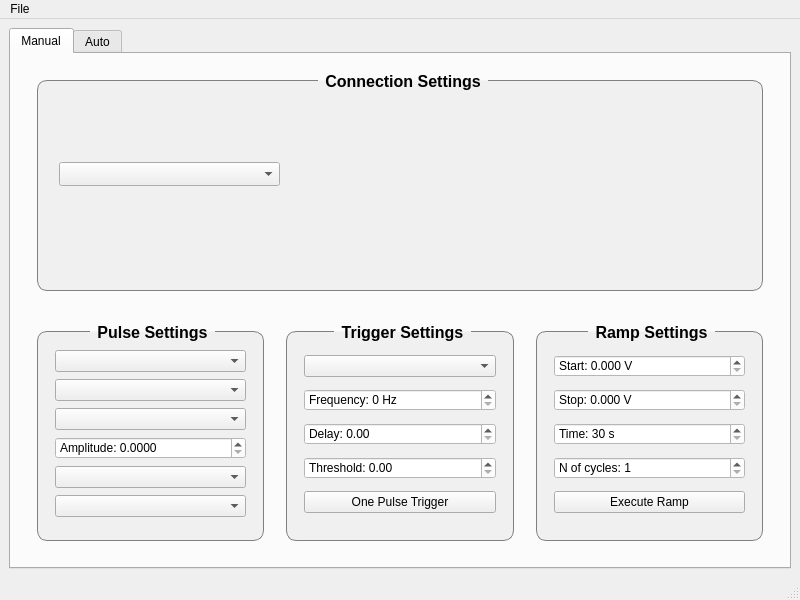
The window that design.ui (muchnoi/BNC-PB-5) describes before a commit, drawn with Qt 5.
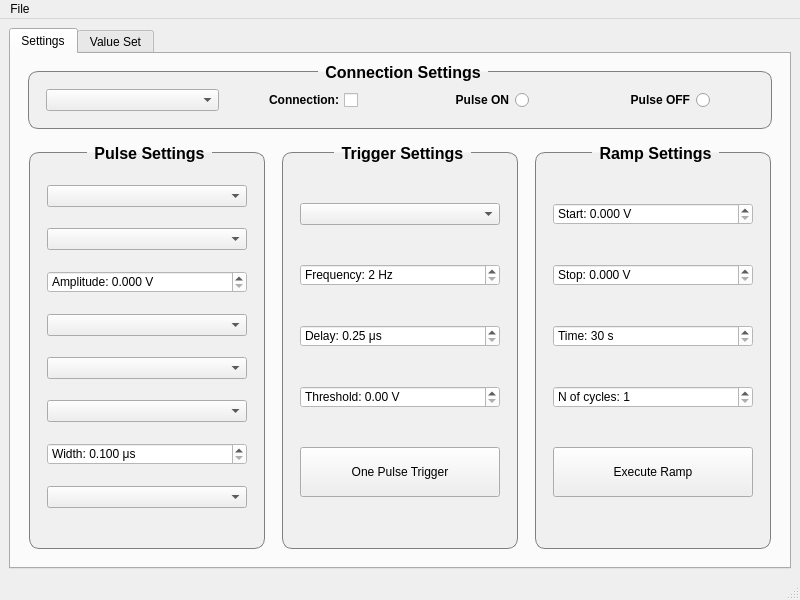
The same window after the commit. The open tabs and pages were chosen to show the change.

```diff
--- a/design.ui
+++ b/design.ui
@@ -28,33 +28,101 @@
       </property>
       <widget class="QWidget" name="tab">
        <attribute name="title">
-        <string>Manual</string>
+        <string>Settings</string>
        </attribute>
        <layout class="QVBoxLayout" name="verticalLayout_5">
         <item>
-         <widget class="QFrame" name="frame">
-          <property name="frameShape">
-           <enum>QFrame::NoFrame</enum>
+         <widget class="QGroupBox" name="groupBox">
+          <property name="sizePolicy">
+           <sizepolicy hsizetype="Preferred" vsizetype="Maximum">
+            <horstretch>0</horstretch>
+            <verstretch>0</verstretch>
+           </sizepolicy>
           </property>
-          <property name="frameShadow">
-           <enum>QFrame::Plain</enum>
+          <property name="title">
+           <string>Connection Settings</string>
           </property>
-          <layout class="QVBoxLayout" name="verticalLayout_6">
+          <layout class="QHBoxLayout" name="horizontalLayout_3">
            <item>
-            <widget class="QGroupBox" name="groupBox">
-             <property name="title">
-              <string>Connection Settings</string>
+            <widget class="QComboBox" name="SerialPortBox">
+             <property name="sizePolicy">
+              <sizepolicy hsizetype="Preferred" vsizetype="Fixed">
+               <horstretch>0</horstretch>
+               <verstretch>0</verstretch>
+              </sizepolicy>
              </property>
-             <widget class="QComboBox" name="SerialPortBox">
-              <property name="geometry">
-               <rect>
-                <x>30</x>
-                <y>90</y>
-                <width>221</width>
-                <height>24</height>
-               </rect>
-              </property>
-             </widget>
+             <property name="font">
+              <font>
+               <weight>75</weight>
+               <bold>true</bold>
+              </font>
+             </property>
+            </widget>
+           </item>
+           <item alignment="Qt::AlignHCenter">
+            <widget class="QCheckBox" name="ConnectCheckBox">
+             <property name="sizePolicy">
+              <sizepolicy hsizetype="Preferred" vsizetype="Fixed">
+               <horstretch>0</horstretch>
+               <verstretch>0</verstretch>
+              </sizepolicy>
+             </property>
+             <property name="font">
+              <font>
+               <weight>75</weight>
+               <bold>true</bold>
+              </font>
+             </property>
+             <property name="layoutDirection">
+              <enum>Qt::RightToLeft</enum>
+             </property>
+             <property name="text">
+              <string>Connection:</string>
+             </property>
+            </widget>
+           </item>
+           <item alignment="Qt::AlignHCenter">
+            <widget class="QRadioButton" name="PulseOnButton">
+             <property name="sizePolicy">
+              <sizepolicy hsizetype="Preferred" vsizetype="Fixed">
+               <horstretch>0</horstretch>
+               <verstretch>0</verstretch>
+              </sizepolicy>
+             </property>
+             <property name="font">
+              <font>
+               <weight>75</weight>
+               <bold>true</bold>
+              </font>
+             </property>
+             <property name="layoutDirection">
+              <enum>Qt::RightToLeft</enum>
+             </property>
+             <property name="text">
+              <string>Pulse ON</string>
+             </property>
+            </widget>
+           </item>
+           <item alignment="Qt::AlignHCenter">
+            <widget class="QRadioButton" name="PulseOffButton">
+             <property name="sizePolicy">
+              <sizepolicy hsizetype="Preferred" vsizetype="Fixed">
+               <horstretch>0</horstretch>
+               <verstretch>0</verstretch>
+              </sizepolicy>
+             </property>
+             <property name="font">
+              <font>
+               <weight>75</weight>
+               <bold>true</bold>
+              </font>
+             </property>
+             <property name="layoutDirection">
+              <enum>Qt::RightToLeft</enum>
+             </property>
+             <property name="text">
+              <string>Pulse OFF</string>
+             </property>
             </widget>
            </item>
           </layout>
@@ -69,6 +137,21 @@
            <enum>QFrame::Plain</enum>
           </property>
           <layout class="QHBoxLayout" name="horizontalLayout">
+           <property name="spacing">
+            <number>1</number>
+           </property>
+           <property name="leftMargin">
+            <number>1</number>
+           </property>
+           <property name="topMargin">
+            <number>1</number>
+           </property>
+           <property name="rightMargin">
+            <number>1</number>
+           </property>
+           <property name="bottomMargin">
+            <number>1</number>
+           </property>
            <item>
             <widget class="QGroupBox" name="PulseGroupBox">
              <property name="title">
@@ -79,18 +162,21 @@
                <widget class="QComboBox" name="PolarityBox"/>
               </item>
               <item>
-               <widget class="QComboBox" name="RiseTimeBox"/>
-              </item>
-              <item>
-               <widget class="QComboBox" name="FallTimeBox"/>
+               <widget class="QComboBox" name="AttenuateBox"/>
               </item>
               <item>
                <widget class="QDoubleSpinBox" name="AmplitudeBox">
+                <property name="layoutDirection">
+                 <enum>Qt::LeftToRight</enum>
+                </property>
                 <property name="prefix">
                  <string>Amplitude: </string>
                 </property>
+                <property name="suffix">
+                 <string> V</string>
+                </property>
                 <property name="decimals">
-                 <number>4</number>
+                 <number>3</number>
                 </property>
                 <property name="maximum">
                  <double>10.000000000000000</double>
@@ -101,7 +187,32 @@
                </widget>
               </item>
               <item>
-               <widget class="QComboBox" name="AttenuationBox"/>
+               <widget class="QComboBox" name="PulseTopBox"/>
+              </item>
+              <item>
+               <widget class="QComboBox" name="RiseTimeBox"/>
+              </item>
+              <item>
+               <widget class="QComboBox" name="FallTimeBox"/>
+              </item>
+              <item>
+               <widget class="QDoubleSpinBox" name="WidthBox">
+                <property name="prefix">
+                 <string>Width: </string>
+                </property>
+                <property name="suffix">
+                 <string> μs</string>
+                </property>
+                <property name="decimals">
+                 <number>3</number>
+                </property>
+                <property name="minimum">
+                 <double>0.100000000000000</double>
+                </property>
+                <property name="maximum">
+                 <double>10000.000000000000000</double>
+                </property>
+               </widget>
               </item>
               <item>
                <widget class="QComboBox" name="ClampBox"/>
@@ -126,6 +237,15 @@
                 <property name="prefix">
                  <string>Frequency: </string>
                 </property>
+                <property name="minimum">
+                 <number>2</number>
+                </property>
+                <property name="maximum">
+                 <number>500000</number>
+                </property>
+                <property name="singleStep">
+                 <number>10</number>
+                </property>
                </widget>
               </item>
               <item>
@@ -133,6 +253,15 @@
                 <property name="prefix">
                  <string>Delay: </string>
                 </property>
+                <property name="suffix">
+                 <string> μs</string>
+                </property>
+                <property name="minimum">
+                 <double>0.250000000000000</double>
+                </property>
+                <property name="maximum">
+                 <double>10000.000000000000000</double>
+                </property>
                </widget>
               </item>
               <item>
@@ -140,6 +269,9 @@
                 <property name="prefix">
                  <string>Threshold: </string>
                 </property>
+                <property name="suffix">
+                 <string> V</string>
+                </property>
                 <property name="maximum">
                  <double>10.000000000000000</double>
                 </property>
@@ -147,9 +279,24 @@
               </item>
               <item>
                <widget class="QPushButton" name="TriggerButton">
+                <property name="sizePolicy">
+                 <sizepolicy hsizetype="Minimum" vsizetype="Fixed">
+                  <horstretch>0</horstretch>
+                  <verstretch>0</verstretch>
+                 </sizepolicy>
+                </property>
+                <property name="minimumSize">
+                 <size>
+                  <width>0</width>
+                  <height>50</height>
+                 </size>
+                </property>
                 <property name="text">
                  <string>One Pulse Trigger</string>
                 </property>
+                <property name="autoDefault">
+                 <bool>true</bool>
+                </property>
                </widget>
               </item>
              </layout>
@@ -221,9 +368,18 @@
               </item>
               <item>
                <widget class="QPushButton" name="RampButton">
+                <property name="minimumSize">
+                 <size>
+                  <width>0</width>
+                  <height>50</height>
+                 </size>
+                </property>
                 <property name="text">
                  <string>Execute Ramp</string>
                 </property>
+                <property name="autoDefault">
+                 <bool>true</bool>
+                </property>
                </widget>
               </item>
              </layout>
@@ -236,7 +392,7 @@
       </widget>
       <widget class="QWidget" name="tab_2">
        <attribute name="title">
-        <string>Auto</string>
+        <string>Value Set</string>
        </attribute>
       </widget>
      </widget>
```
Left out of the diff: 83 changed lines with no effect on the pictures.
